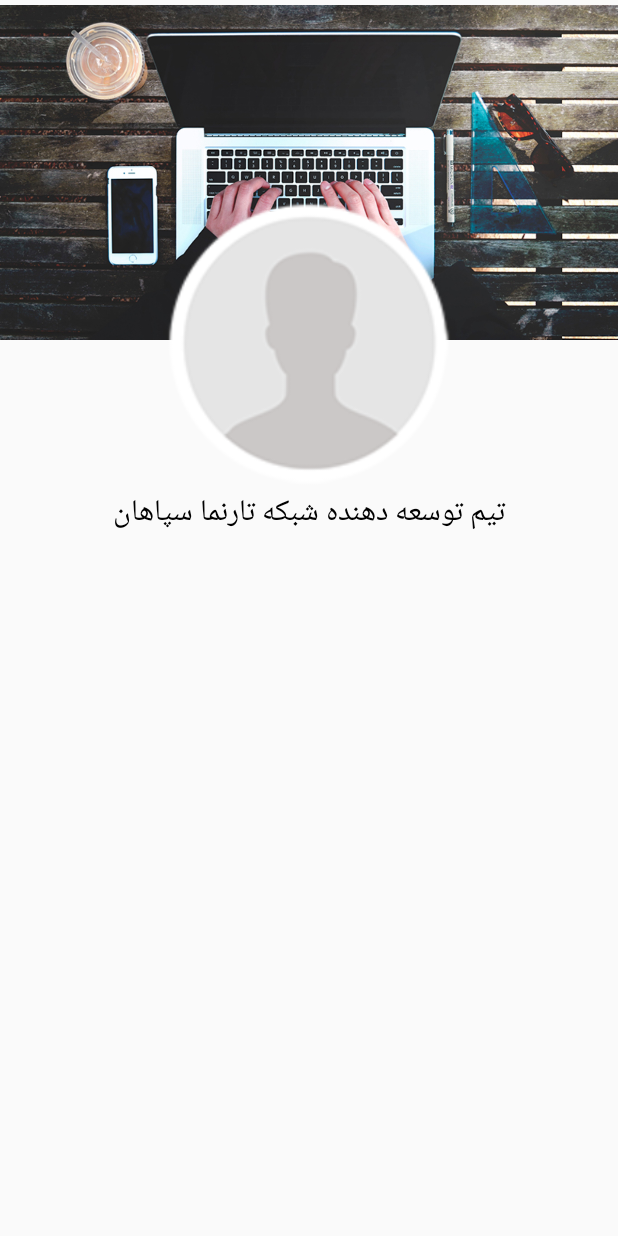
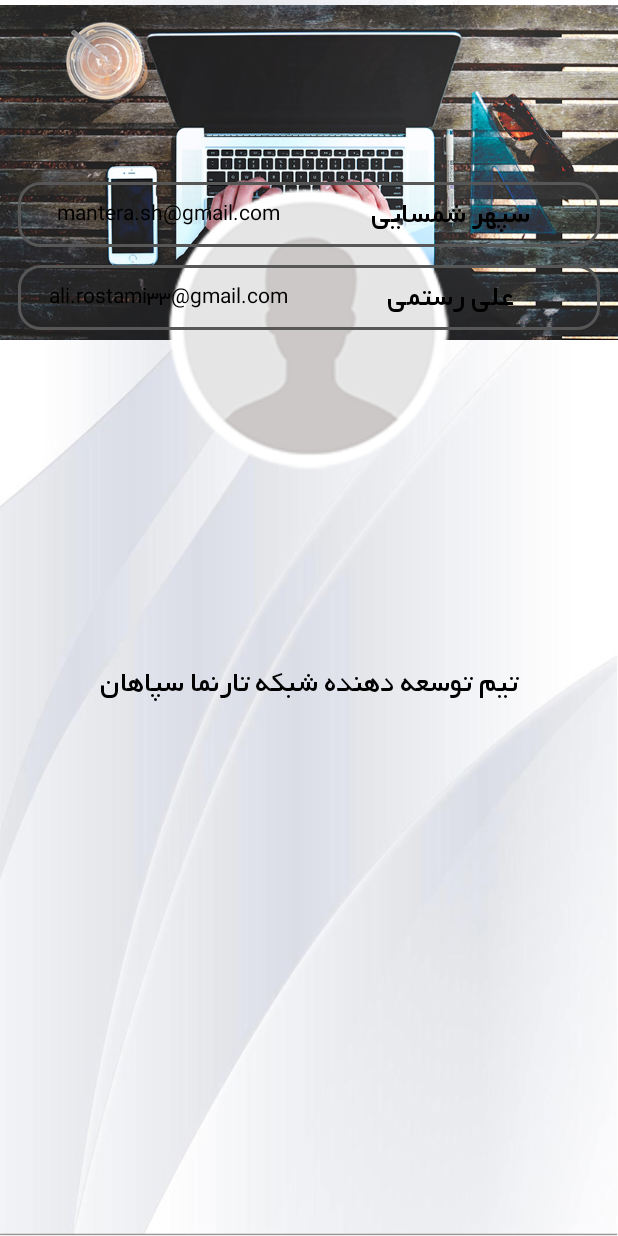
Before and after one commit to iamAliRostami/Moshtarak, an Android app: the ContactDeveloperActivity screen opened directly, with no data from a screen before it, on a phone screen of 412 x 824 dp. Run offline under Robolectric (Android 15) with nearby library versions, the phone set to English and light mode, and no system bars; our stand-ins replace ButterKnife.

Commit message:
new version

```diff
--- a/app/src/main/java/com/app/leon/moshtarak/Activities/ContactDeveloperActivity.java
+++ b/app/src/main/java/com/app/leon/moshtarak/Activities/ContactDeveloperActivity.java
@@ -1,14 +1,20 @@
 package com.app.leon.moshtarak.Activities;
 
+import android.content.Context;
+import android.content.Intent;
 import android.os.Bundle;
+import android.view.View;
 import android.view.Window;
 import android.view.WindowManager;
 import android.widget.ImageView;
+import android.widget.LinearLayout;
+import android.widget.RelativeLayout;
 import android.widget.TextView;
 
 import androidx.appcompat.app.AppCompatActivity;
 
 import com.app.leon.moshtarak.R;
+import com.app.leon.moshtarak.Utils.FontManager;
 
 import butterknife.BindView;
 import butterknife.ButterKnife;
@@ -20,6 +26,22 @@ public class ContactDeveloperActivity extends AppCompatActivity {
     ImageView imageView2;
     @BindView(R.id.textView1)
     TextView textView1;
+    @BindView(R.id.linearLayout1)
+    LinearLayout linearLayout1;
+    @BindView(R.id.linearLayout2)
+    LinearLayout linearLayout2;
+    @BindView(R.id.relativeLayout)
+    RelativeLayout relativeLayout;
+    Context context;
+    View.OnClickListener onClickListener = new View.OnClickListener() {
+        @Override
+        public void onClick(View view) {
+            Intent intent = new Intent(Intent.ACTION_SEND);
+            intent.setType("message/rfc822");
+            intent.putExtra(Intent.EXTRA_EMAIL, new String[]{"ali.rostami33@gmail.com", "infoshamsaii@gmail.com", "mantera.sh@gmail.com"});
+            startActivity(Intent.createChooser(intent, "Choose an Email client :"));
+        }
+    };
 
     @Override
     protected void onCreate(Bundle savedInstanceState) {
@@ -28,7 +50,11 @@ public class ContactDeveloperActivity extends AppCompatActivity {
         this.getWindow().setFlags(WindowManager.LayoutParams.FLAG_FULLSCREEN, WindowManager.LayoutParams.FLAG_FULLSCREEN);
         setContentView(R.layout.contact_developer_activity);
         ButterKnife.bind(this);
-
+        context = this;
+        FontManager fontManager = new FontManager(context);
+        fontManager.setFont(relativeLayout);
+        linearLayout1.setOnClickListener(onClickListener);
+        linearLayout2.setOnClickListener(onClickListener);
 //        Display display = getWindowManager().getDefaultDisplay();
 //        Point size = new Point();
 //        display.getSize(size);
--- a/app/src/main/res/layout/contact_developer_activity.xml
+++ b/app/src/main/res/layout/contact_developer_activity.xml
@@ -4,7 +4,11 @@
     xmlns:tools="http://schemas.android.com/tools"
     android:layout_width="match_parent"
     android:layout_height="match_parent"
-    tools:context="com.app.leon.moshtarak.Activities.ContactDeveloperActivity">
+    android:id="@+id/relativeLayout"
+    android:background="@drawable/img_background"
+    android:layoutDirection="rtl"
+    tools:context="com.app.leon.moshtarak.Activities.ContactDeveloperActivity"
+    tools:ignore="UnusedAttribute">
 
     <ImageView
         android:id="@+id/imageView1"
@@ -15,24 +19,95 @@
         tools:layout_editor_absoluteX="0dp"
         tools:layout_editor_absoluteY="-10dp" />
 
-    <!--    android:layout_marginTop="200dp"-->
     <ImageView
         android:id="@+id/imageView2"
         android:layout_width="match_parent"
         android:layout_height="200dp"
-        android:layout_marginTop="125dp"
+        android:layout_marginTop="115dp"
         android:foregroundGravity="center"
         app:srcCompat="@drawable/img_profile_"
         tools:ignore="ContentDescription,MissingConstraints" />
 
-    <TextView
-        android:id="@+id/textView1"
+    <LinearLayout
         android:layout_width="match_parent"
         android:layout_height="wrap_content"
         android:layout_alignTop="@id/imageView2"
-        android:layout_marginTop="200dp"
-        android:gravity="center"
-        android:textColor="@color/black"
-        android:text="@string/programmer_team"
-        android:textSize="@dimen/textSizeMedium" />
+        android:layout_marginLeft="@dimen/activity_mid_margin"
+        android:layout_marginRight="@dimen/activity_mid_margin"
+        android:orientation="vertical">
+
+        <LinearLayout
+            android:id="@+id/linearLayout1"
+            android:layout_width="match_parent"
+            android:layout_height="wrap_content"
+            android:layout_margin="@dimen/activity_mid_margin"
+            android:background="@drawable/border_"
+            android:orientation="horizontal"
+            android:padding="@dimen/activity_mid_padding"
+            android:weightSum="2">
+
+            <TextView
+                android:layout_width="0dp"
+                android:layout_height="wrap_content"
+                android:layout_gravity="center"
+                android:layout_weight="1"
+                android:gravity="center"
+                android:text="سپهر شمسایی"
+                android:textColor="@color/black"
+                android:textSize="@dimen/textSizeMedium" />
+
+            <TextView
+                android:layout_width="0dp"
+                android:layout_height="wrap_content"
+                android:layout_gravity="center"
+                android:layout_weight="1"
+                android:gravity="center"
+                android:text="mantera.sh@gmail.com"
+                android:textColor="@color/black" />
+        </LinearLayout>
+
+        <LinearLayout
+            android:id="@+id/linearLayout2"
+            android:layout_width="match_parent"
+            android:layout_height="wrap_content"
+            android:layout_margin="@dimen/activity_mid_margin"
+            android:background="@drawable/border_"
+            android:orientation="horizontal"
+            android:padding="@dimen/activity_mid_padding"
+            android:weightSum="2">
+
+            <TextView
+                android:layout_width="0dp"
+                android:layout_height="wrap_content"
+                android:layout_gravity="center"
+                android:layout_weight="1"
+                android:gravity="center"
+                android:text="علی رستمی"
+                android:textColor="@color/black"
+                android:textSize="@dimen/textSizeMedium" />
+
+            <TextView
+                android:layout_width="0dp"
+                android:layout_height="wrap_content"
+                android:layout_gravity="center"
+                android:layout_weight="1"
+                android:gravity="center"
+                android:text="ali.rostami33@gmail.com"
+                android:textColor="@color/black" />
+        </LinearLayout>
+
+        <TextView
+            android:id="@+id/textView1"
+            android:layout_width="match_parent"
+            android:layout_height="wrap_content"
+            android:layout_marginTop="200dp"
+            android:layout_marginBottom="@dimen/activity_mid_margin"
+            android:gravity="center"
+            android:padding="@dimen/activity_large_padding"
+            android:text="@string/programmer_team"
+            android:textColor="@color/black"
+            android:textSize="@dimen/textSizeMedium" />
+
+    </LinearLayout>
+
 </RelativeLayout>
```
